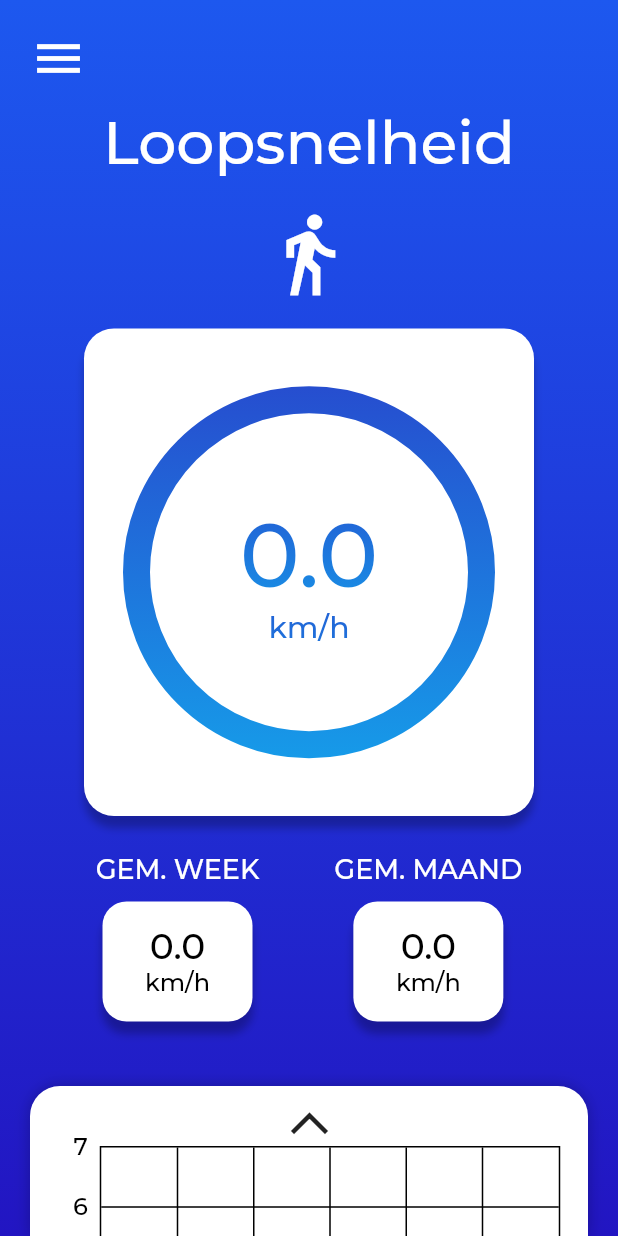
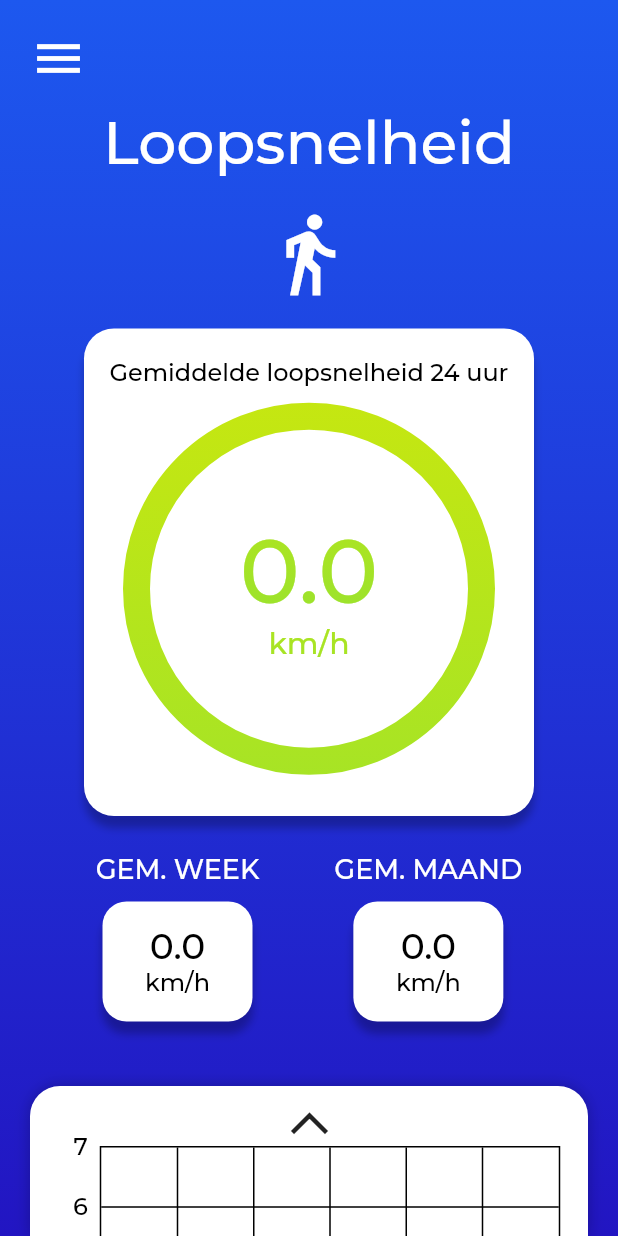
Before and after one commit to DwarfNinja/loopsnelheid-app, a Flutter app: the screen it shows after launch, on a phone screen of 412 x 824 dp. Run offline on Flutter 3.47's test engine with Material 2 defaults, Android fonts, the phone set to English and light mode, and no system bars; drawn by our look-alikes of fl_chart, sliding_up_panel; our stand-ins replace flutter_dotenv, flutter_switch, geolocator, google_fonts, pin_code_fields, shared_preferences.

Commit message:
Feat: add limit speed from api

```diff
--- a/lib/app_theme.dart
+++ b/lib/app_theme.dart
@@ -9,8 +9,10 @@ const Color lightBlue = Color(0xFF2BBFFE);
 const Color blue = Color(0xFF1D58EF);
 const Color darkBlue = Color(0xFF2215C2);
 const Color red = Color(0xFFD81E4B);
+const Color lightRed = Color(0xFFE43A64);
 const Color yellowOrange = Color(0xFFFFBE16);
 const Color green = Color(0xFF8CE137);
+const Color lightGreen = Color(0xFFC8E70F);
 
 
 const LinearGradient mainLinearGradient = LinearGradient(
@@ -19,6 +21,17 @@ const LinearGradient mainLinearGradient = LinearGradient(
     colors: [blue, darkBlue]
 );
 
+const LinearGradient greenLightLinearGradient = LinearGradient(
+    begin: Alignment.topCenter,
+    end: Alignment.bottomCenter,
+    colors: [lightGreen, green]
+);
+
+const LinearGradient yellowRedLinearGradient = LinearGradient(
+    begin: Alignment.topCenter,
+    end: Alignment.bottomCenter,
+    colors: [yellowOrange, red]
+);
 
  const BoxShadow topBoxShadow = BoxShadow(
     color: Color(0x40000000),
--- a/lib/models/average_measure.dart
+++ b/lib/models/average_measure.dart
@@ -1,16 +1,19 @@
 import 'dart:core';
+
+import 'default_measure_profile.dart';
 
 class AverageMeasure {
   String type;
   double averageSpeed;
   int amountOfMeasures;
   Map<String, dynamic> measures;
+  DefaultMeasureProfile defaultMeasureBasedOnProfile;
 
-
-  AverageMeasure(this.type, this.averageSpeed, this.amountOfMeasures, this.measures) {
+  AverageMeasure(this.type, this.averageSpeed, this.amountOfMeasures, this.defaultMeasureBasedOnProfile, this.measures) {
     type = type;
     averageSpeed = averageSpeed;
     amountOfMeasures = amountOfMeasures;
+    defaultMeasureBasedOnProfile = defaultMeasureBasedOnProfile;
     measures = measures;
   }
 
@@ -18,5 +21,6 @@ class AverageMeasure {
       : type = json['type'],
         averageSpeed = json['average_speed'],
         amountOfMeasures = json['amount_of_measures'],
+        defaultMeasureBasedOnProfile = DefaultMeasureProfile.fromJson(json['default_measure_based_on_profile']),
         measures = json['average_measure'];
 }
--- a/lib/utils/shared_preferences_service.dart
+++ b/lib/utils/shared_preferences_service.dart
@@ -24,8 +24,15 @@ class SharedPreferencesService {
 
   getString(String name) {
     final String? string = sharedPreferences.getString(name);
+    return string;
+  }
 
-    return string;
+  setBool(String name, bool value) async {
+    sharedPreferences.setBool(name, value);
+  }
+
+  getBool(String name) {
+    return sharedPreferences.getBool(name);
   }
 
   removeString(String name) {
--- a/lib/views/dashboard/dashboard.dart
+++ b/lib/views/dashboard/dashboard.dart
@@ -36,6 +36,7 @@ class _DashboardState extends State<Dashboard> {
   Map<String, dynamic> monthlyMeasures = {'2022-05-01': 3.5, '2022-05-08': 4, '2022-05-16': 4.8, '2022-05-25': 5.6};
   double currentSpeedMs = 0;
   double dailySpeedMs = 0;
+  double dailyLimitSpeed = 0;
   double weeklySpeedMs = 0;
   double monthlySpeedMs = 0;
 
@@ -50,6 +51,23 @@ class _DashboardState extends State<Dashboard> {
       distanceFilter: 5
   );
 
+  void getAllMeasureValues() {
+    measureService.getAverageDailyMeasure().then((value) => {
+      dailySpeedMs = value.averageSpeed,
+      dailyLimitSpeed = value.defaultMeasureBasedOnProfile.speed,
+    });
+
+    measureService.getAverageWeeklyMeasure().then((value) => {
+      weeklySpeedMs = value.averageSpeed,
+      weeklyMeasures = value.measures
+    });
+
+    measureService.getAverageMonthlyMeasure().then((value) => {
+      monthlySpeedMs = value.averageSpeed,
+      monthlyMeasures = value.measures
+    });
+  }
+
   void initPositionStream() async {
     Stream<Position> positionStream =
     Geolocator.getPositionStream(locationSettings: locationSettings);
@@ -62,36 +80,25 @@ class _DashboardState extends State<Dashboard> {
 
         if (measureList.length > 5) {
           measureService.storeMeasures(measureList);
-
-          measureService.getAverageDailyMeasure().then((value) => {
-            dailySpeedMs = value.averageSpeed,
-          });
-
-          measureService.getAverageWeeklyMeasure().then((value) => {
-            weeklySpeedMs = value.averageSpeed,
-            weeklyMeasures = value.measures
-          });
-
-          measureService.getAverageMonthlyMeasure().then((value) => {
-            monthlySpeedMs = value.averageSpeed,
-            monthlyMeasures = value.measures
-          });
-
+          getAllMeasureValues();
         }
       });
     });
   }
 
-  Future<Object?> getSetting() async {
+  Future<Object?> getMeasureSetting() async {
     SharedPreferencesService sharedPreferencesService = SharedPreferencesService();
     await sharedPreferencesService.getSharedPreferenceInstance();
 
-    return sharedPreferencesService.getObject("measure");
+    return sharedPreferencesService.getBool("measure");
   }
 
   Future<bool> isMeasureDevice() async {
     SharedPreferencesService sharedPreferencesService = SharedPreferencesService();
     await sharedPreferencesService.getSharedPreferenceInstance();
+
+    final measureDeviceType = sharedPreferencesService.getString("device_type");
+    if(!measureDeviceType) return false;
 
     return sharedPreferencesService.getString("device_type") == 'MEASURE_DEVICE';
   }
@@ -101,7 +108,10 @@ class _DashboardState extends State<Dashboard> {
     super.initState();
     var measureSetting = false;
     var measurePermitted = false;
-    getSetting().then((value) {
+
+    //getAllMeasureValues();
+
+    getMeasureSetting().then((value) {
       measureSetting = value as bool;
       measurePermitted = isMeasureDevice as bool;
 
@@ -184,7 +194,10 @@ class _DashboardState extends State<Dashboard> {
                       size: 60,
                     ),
                     const SizedBox(height: 20),
-                    CurrentSpeedCard(speed: MeasureService.convertMsToKmh(dailySpeedMs)),
+                    CurrentSpeedCard(
+                        speed: MeasureService.convertMsToKmh(dailySpeedMs),
+                        limitSpeed: dailyLimitSpeed
+                    ),
                     const SizedBox(height: 25),
                     Row(
                       mainAxisAlignment: MainAxisAlignment.center,
--- a/lib/widgets/dashboard/current_speed_card.dart
+++ b/lib/widgets/dashboard/current_speed_card.dart
@@ -3,8 +3,9 @@ import 'package:loopsnelheidapp/app_theme.dart' as app_theme;
 
 class CurrentSpeedCard extends StatefulWidget {
   final double speed;
+  final double limitSpeed;
 
-  const CurrentSpeedCard({Key? key, required this.speed})
+  const CurrentSpeedCard({Key? key, required this.speed, required this.limitSpeed})
       : super(key: key);
 
   @override
@@ -12,7 +13,6 @@ class CurrentSpeedCard extends StatefulWidget {
 }
 
 class _CurrentSpeedCardState extends State<CurrentSpeedCard> {
-
   final lightBlueGradient = const LinearGradient(
     begin: Alignment.topCenter,
     end: Alignment.bottomCenter,
@@ -24,6 +24,9 @@ class _CurrentSpeedCardState extends State<CurrentSpeedCard> {
 
   @override
   Widget build(BuildContext context) {
+    final isGoodSpeed = widget.speed <= widget.limitSpeed;
+    final colorGradient = isGoodSpeed ?  app_theme.greenLightLinearGradient : app_theme.yellowRedLinearGradient;
+
     return Container(
       width: 300,
       height: 325,
@@ -36,8 +39,16 @@ class _CurrentSpeedCardState extends State<CurrentSpeedCard> {
           app_theme.bottomBoxShadow,
         ],
       ),
-      child: CustomPaint(
-        painter: CirclePainter(gradient: lightBlueGradient),
+      child: Column(
+        mainAxisAlignment: MainAxisAlignment.start,
+        children: [
+          const SizedBox(height: 20),
+          Text("Gemiddelde loopsnelheid 24 uur",
+              style: app_theme.textTheme.titleMedium,
+              textAlign: TextAlign.center),
+          const SizedBox(height: 85),
+          CustomPaint(
+            painter: CirclePainter(gradient: colorGradient),
             child: Center(
               child: Column(
                 mainAxisAlignment: MainAxisAlignment.center,
@@ -46,19 +57,21 @@ class _CurrentSpeedCardState extends State<CurrentSpeedCard> {
                     widget.speed.toStringAsFixed(1),
                     style: app_theme.textTheme.headline2!.copyWith(
                       foreground: Paint()
-                    ..shader = lightBlueGradient.createShader(const Rect.fromLTWH(0, 260, 0, 200)),
+                        ..shader = colorGradient.createShader(const Rect.fromLTWH(0, 260, 0, 200)),
                     ),
                   ),
                   Text(
                     "km/h",
                     style: app_theme.textTheme.headline6!.copyWith(
                       foreground: Paint()
-                    ..shader = lightBlueGradient.createShader(const Rect.fromLTWH(0, 325, 0, 200)),
+                        ..shader = colorGradient.createShader(const Rect.fromLTWH(0, 325, 0, 200)),
                     ),
                   ),
                 ],
               ),
             ),
+          ),
+        ],
       ),
     );
   }
```
Also changed, not shown: lib/models/default_measure_profile.dart (added, +15 -0 lines). Lines whose indentation alone changed are shown as unchanged.
